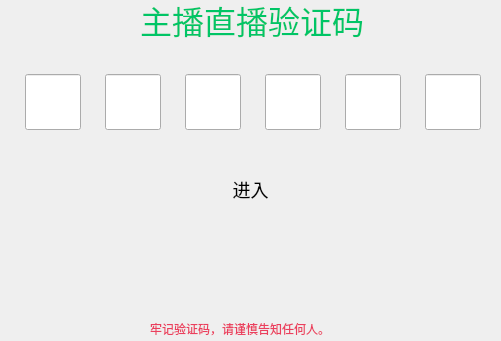
This is UI/gbs/bizWidgets/GBSBizLivePusherAuth.ui in huangjingpei/myobs as Qt 5 draws it before an edit. The edited form follows.
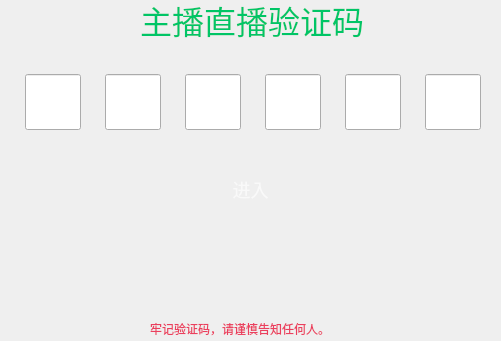
This is the edited form.

What changed in the file:
```diff
--- a/UI/gbs/bizWidgets/GBSBizLivePusherAuth.ui
+++ b/UI/gbs/bizWidgets/GBSBizLivePusherAuth.ui
@@ -83,7 +83,8 @@
      <string notr="true">background: qlineargradient(spread:pad, x1:0, y1:1, x2:0, y2:0, 
 stop:0 #000000, stop:0.525 #434343, stop:1 #000000); 
 border-radius: 24px;
-font-size:18px</string>
+font-size:18px;
+color:#F9F9F9;</string>
     </property>
     <property name="text">
      <string>进入</string>
```
